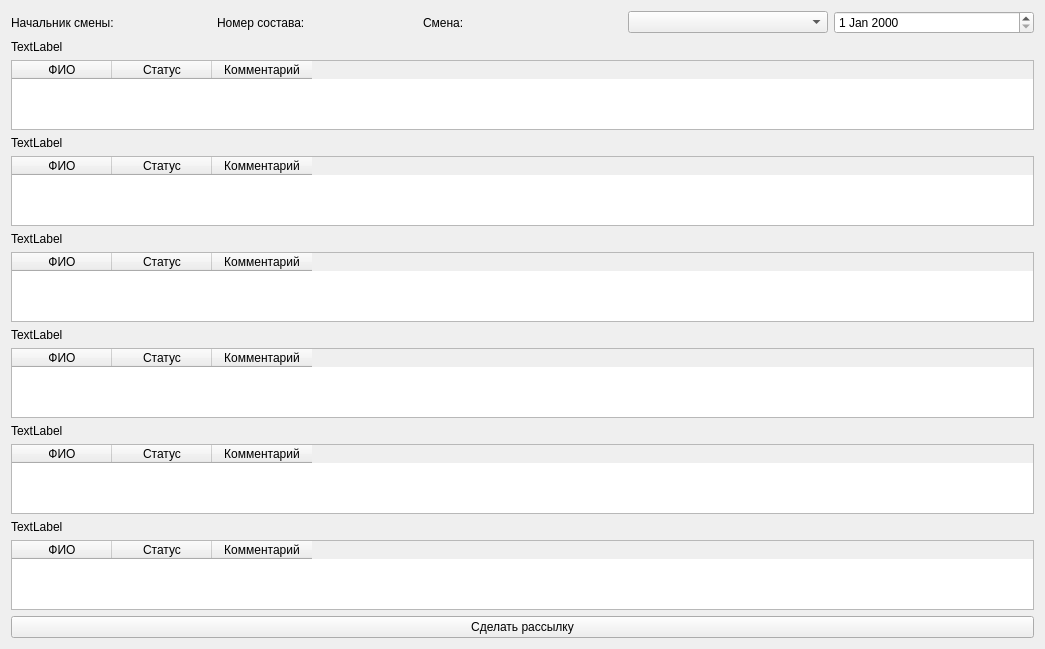
Old version of the form productionmanager.ui in the repository AleksandrShvartz/OPD.
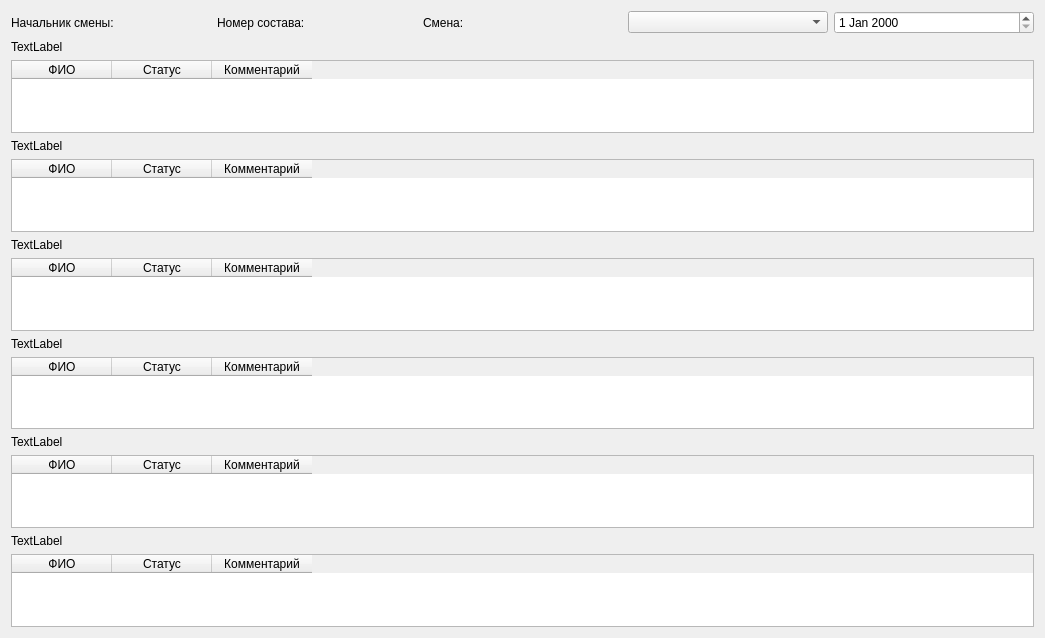
New version of the form.

Patch:
```diff
--- a/productionmanager.ui
+++ b/productionmanager.ui
@@ -213,13 +213,6 @@
      </item>
     </layout>
    </item>
-   <item row="1" column="0">
-    <widget class="QPushButton" name="pushButton">
-     <property name="text">
-      <string>Сделать рассылку</string>
-     </property>
-    </widget>
-   </item>
   </layout>
  </widget>
  <resources/>
```
